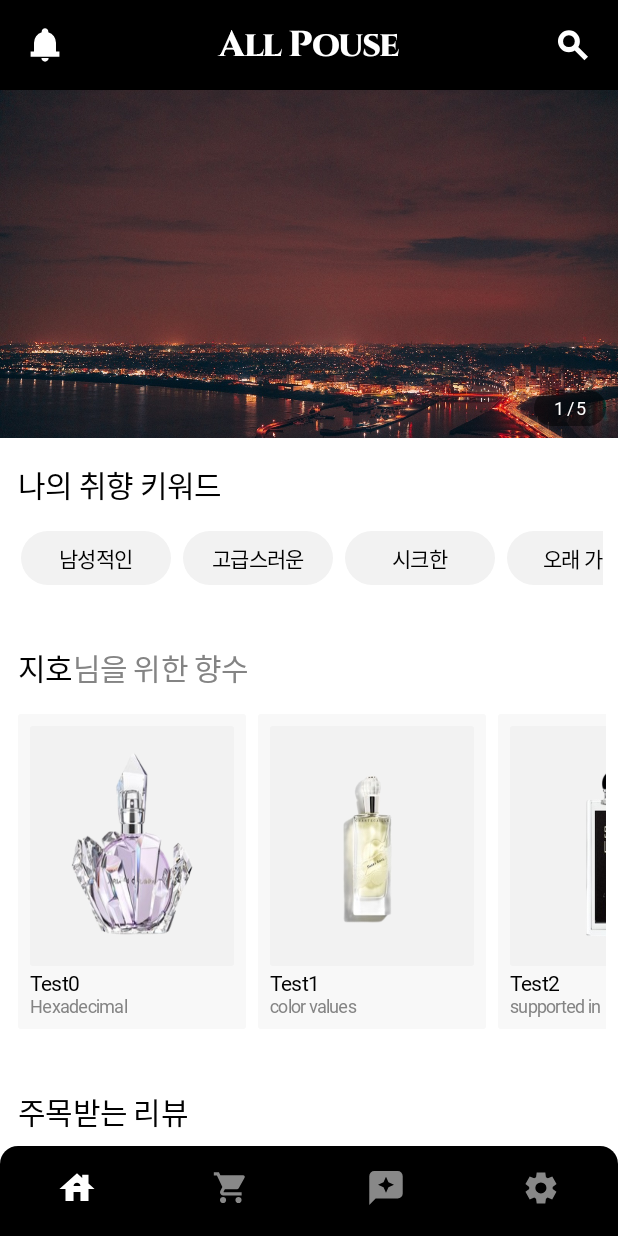
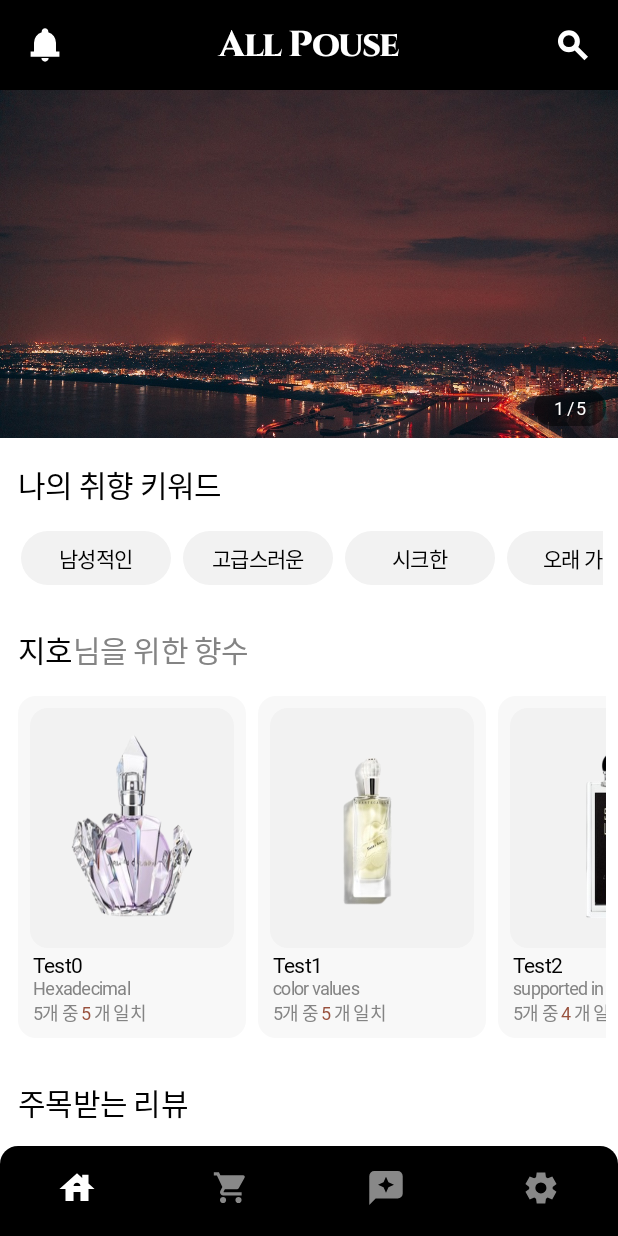
Before and after one commit to jangjh123/AllPouse-Android, an Android app built with Jetpack Compose: the HomeScreen screen opened through its navigation route, on a phone screen of 412 x 824 dp. Run offline under Robolectric (Android 15) with nearby library versions, the phone set to English and light mode, and no system bars; our stand-ins replace accompanist; Roboto replaces fonts that are not available here.

Commit message:
[ui] HomeScreen UI 수정

```diff
--- a/app/src/main/java/com/jangjh123/allpouse_android/ui/home/HomeScreen.kt
+++ b/app/src/main/java/com/jangjh123/allpouse_android/ui/home/HomeScreen.kt
@@ -53,31 +53,43 @@ val dummyTasteKeyword = listOf(
     "대용량"
 )
 
+data class DummyRecommended(
+    val image: Int,
+    val perfumeName: String,
+    val brandName: String,
+    val keywordCount: Int,
+)
+
 val dummyPerfumesForYou = listOf(
-    Triple(
+    DummyRecommended(
         R.drawable.perfume_test_0,
         "Test0",
-        "Hexadecimal"
+        "Hexadecimal",
+        5
     ),
-    Triple(
+    DummyRecommended(
         R.drawable.perfume_test_1,
         "Test1",
-        "color values"
+        "color values",
+        5
     ),
-    Triple(
+    DummyRecommended(
         R.drawable.perfume_test_2,
         "Test2",
-        "supported in"
+        "supported in",
+        4
     ),
-    Triple(
+    DummyRecommended(
         R.drawable.perfume_test_0,
         "Test0",
-        "all browsers."
+        "all browsers.",
+        4
     ),
-    Triple(
+    DummyRecommended(
         R.drawable.perfume_test_1,
         "Test1",
-        "Hexadecimal"
+        "Hexadecimal",
+        3
     )
 )
 
@@ -201,7 +213,7 @@ fun HomeScreen() {
                 }
             }
 
-            Spacer(modifier = Modifier.height(24.dp))
+            Spacer(modifier = Modifier.height(12.dp))
 
             APAppendedText(
                 modifier = Modifier.padding(horizontal = 12.dp, vertical = 16.dp),
@@ -232,7 +244,7 @@ fun HomeScreen() {
                                 .wrapContentHeight()
                                 .width(160.dp)
                                 .padding(horizontal = 4.dp)
-                                .clip(RoundedCornerShape(2.dp))
+                                .clip(RoundedCornerShape(12.dp))
                                 .background(color = subBackground())
                                 .onGloballyPositioned { coordinates ->
                                     itemHeight.value = with(localDensity) {
@@ -249,31 +261,51 @@ fun HomeScreen() {
                                             end = 8.dp
                                         )
                                         .size(160.dp)
-                                        .clip(shape = RoundedCornerShape(2.dp))
+                                        .clip(shape = RoundedCornerShape(12.dp))
                                         .background(contentBackground())
                                         .padding(10.dp),
-                                    painter = painterResource(id = perfume.first),
+                                    painter = painterResource(id = perfume.image),
                                     contentDescription = "perfumeImage",
                                     contentScale = ContentScale.FillBounds
                                 )
                                 APText(
                                     modifier = Modifier.padding(
                                         top = 4.dp,
-                                        start = 8.dp,
-                                        end = 8.dp
+                                        start = 10.dp,
+                                        end = 10.dp
                                     ),
-                                    text = perfume.second,
+                                    text = perfume.perfumeName,
                                     fontColor = mainTextColor(),
                                     fontSize = 14.sp
                                 )
                                 APText(
                                     modifier = Modifier
-                                        .padding(horizontal = 8.dp)
-                                        .padding(bottom = 8.dp),
-                                    text = perfume.third,
+                                        .padding(horizontal = 10.dp),
+                                    text = perfume.brandName,
                                     fontColor = subTextColor(),
                                     fontSize = 12.sp
                                 )
+                                APAppendedText(modifier = Modifier
+                                    .padding(horizontal = 10.dp)
+                                    .padding(bottom = 8.dp),
+                                    annotatedString = buildAnnotatedString {
+                                        withStyle(style = SpanStyle(color = subTextColor(),
+                                            fontSize = 12.sp)) {
+                                            append("5개 중")
+                                            append(" ")
+                                        }
+                                        withStyle(style = SpanStyle(color = mainColor(),
+                                            fontSize = 12.sp)) {
+                                            append("${perfume.keywordCount}")
+                                        }
+                                        withStyle(style = SpanStyle(color = subTextColor(),
+                                            fontSize = 12.sp)) {
+                                            append(" ")
+                                            append("개")
+                                            append(" ")
+                                            append("일치")
+                                        }
+                                    })
                             }
                         }
                     }
@@ -309,7 +341,7 @@ fun HomeScreen() {
                 }
             }
 
-            Spacer(modifier = Modifier.height(24.dp))
+            Spacer(modifier = Modifier.height(12.dp))
 
             APText(
                 modifier = Modifier.padding(horizontal = 12.dp, vertical = 16.dp),
@@ -364,7 +396,7 @@ fun HomeScreen() {
                     fontSize = 14.sp)
             }
 
-            Spacer(modifier = Modifier.height(24.dp))
+            Spacer(modifier = Modifier.height(12.dp))
 
             APText(
                 modifier = Modifier.padding(horizontal = 12.dp, vertical = 16.dp),
```
